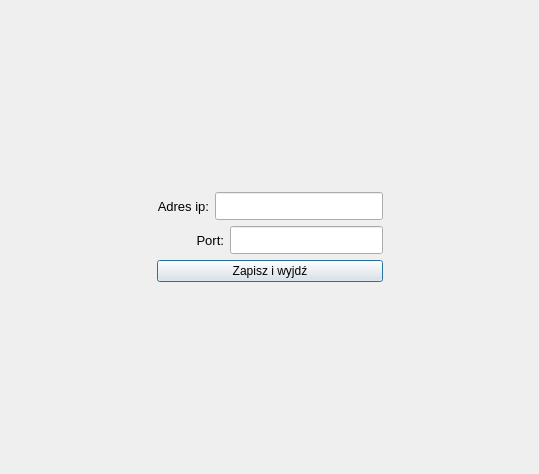
mateusur/Home_automation, file settingsmqtt.ui: the form before one commit.
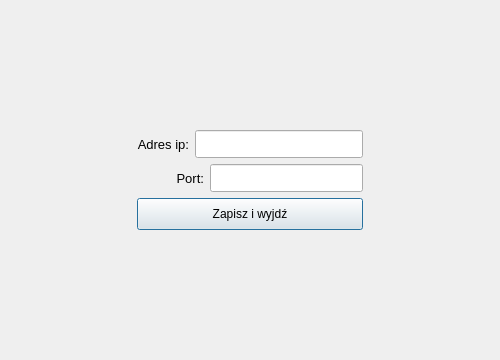
The form after the commit.

```diff
--- a/settingsmqtt.ui
+++ b/settingsmqtt.ui
@@ -6,8 +6,8 @@
    <rect>
     <x>0</x>
     <y>0</y>
-    <width>539</width>
-    <height>474</height>
+    <width>500</width>
+    <height>360</height>
    </rect>
   </property>
   <property name="windowTitle">
@@ -145,6 +145,12 @@
    </item>
    <item row="3" column="1">
     <widget class="QPushButton" name="pushButton_save">
+     <property name="minimumSize">
+      <size>
+       <width>0</width>
+       <height>32</height>
+      </size>
+     </property>
      <property name="text">
       <string>Zapisz i wyjdź</string>
      </property>
```
Left out of the diff: 2 changed lines with no effect on the pictures.
